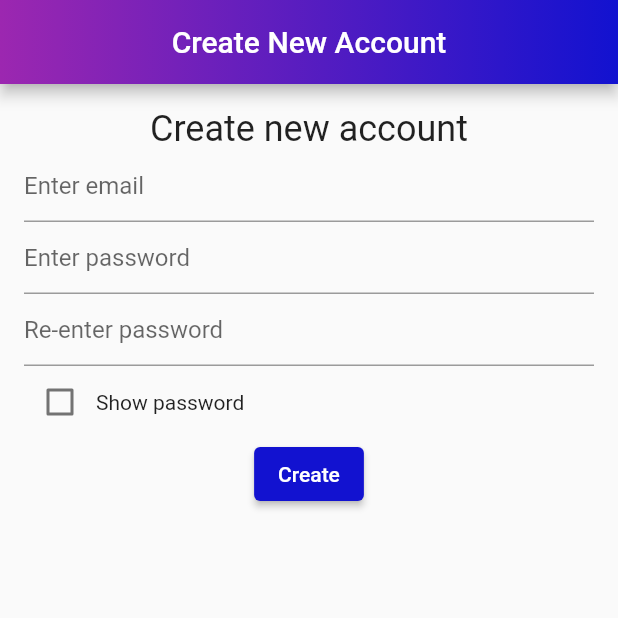
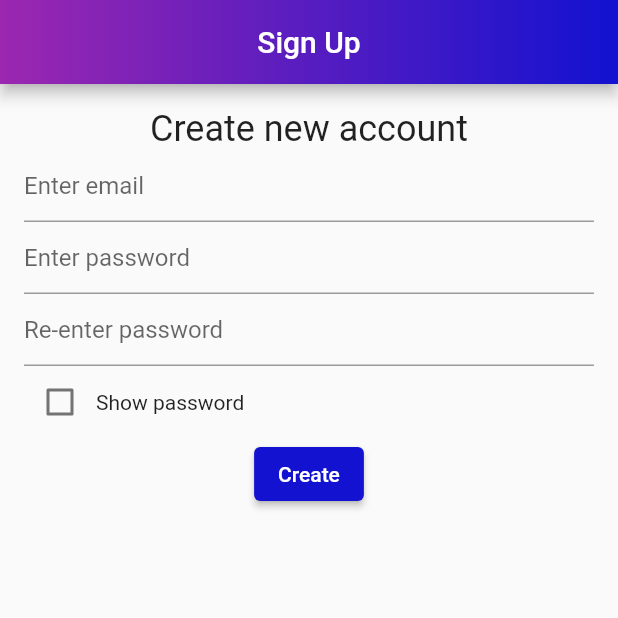
Before and after one commit to uco-capstone/capstone, a Flutter app: the CreateAccountScreen screen opened by its route, on a phone screen of 412 x 824 dp, the top half of it. Run offline on Flutter 3.47's test engine with Material 2 defaults, Android fonts, the phone set to English and light mode, and no system bars; our stand-ins replace awesome_notifications, cloud_firestore, firebase_auth, firebase_core; missing offline and left inert: achievement_view, chart_components; accounts and stored records are empty.

Commit message:
UC-106 updated create account title

```diff
--- a/lib/viewpage/create_account_screen.dart
+++ b/lib/viewpage/create_account_screen.dart
@@ -35,7 +35,7 @@ class _CreateAccountState extends State<CreateAccountScreen> {
   Widget build(BuildContext context) {
     return Scaffold(
       appBar: AppBar(
-          title: const Text("Create New Account"),
+          title: const Text("Sign Up"),
           centerTitle: true,
           automaticallyImplyLeading: false,
           flexibleSpace: Container(
```
